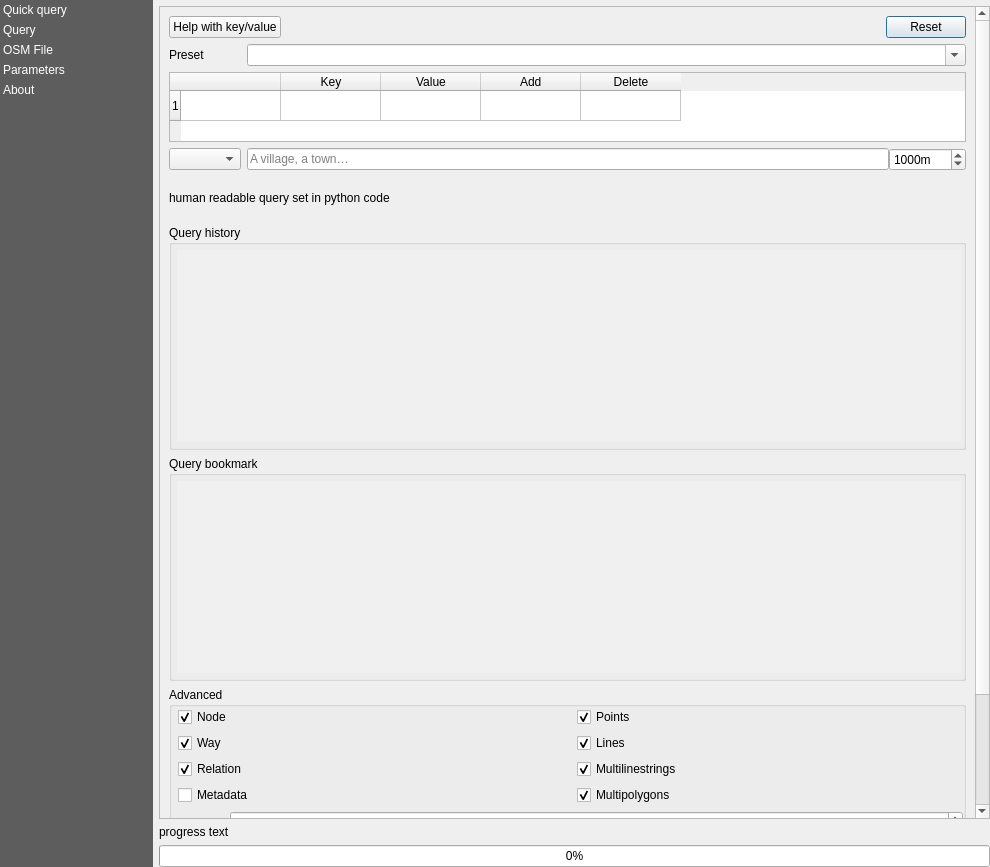
Qt form QuickOSM/resources/ui/main_window.ui (3liz/QuickOSM) before a commit.
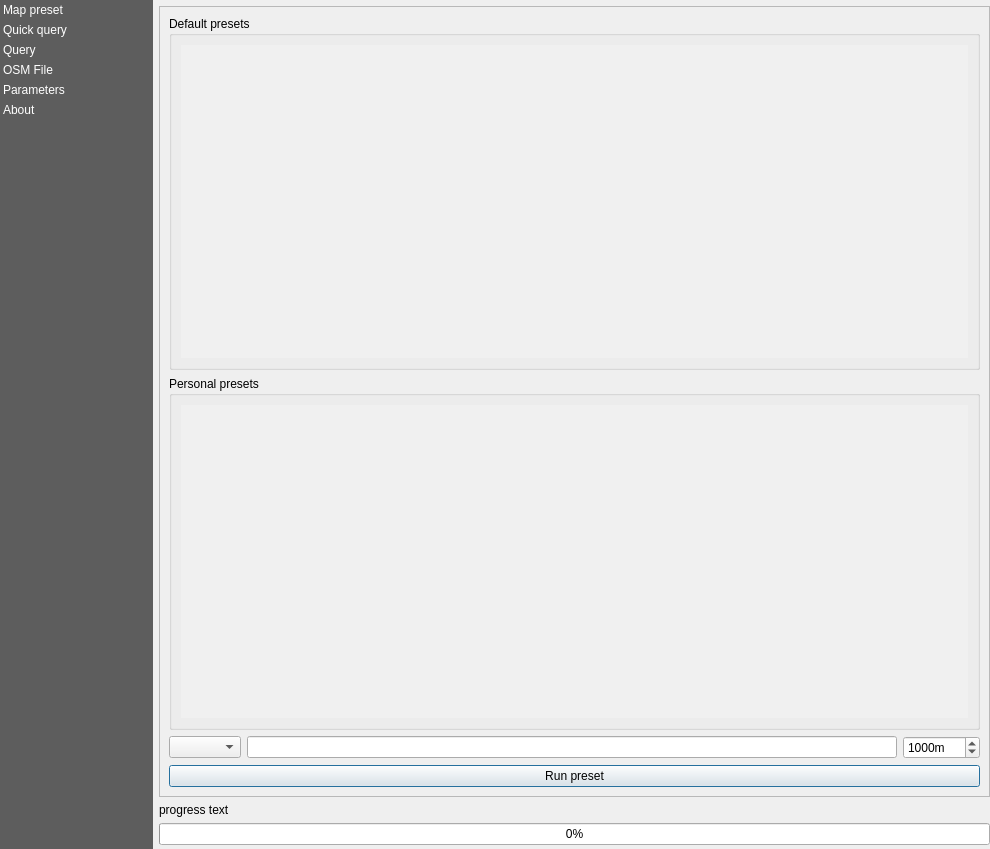
The same form after that commit. The open tabs and pages were chosen to show the change. Custom widgets are drawn as their Qt base class.

Commit message:
First version of map preset (#336)
Map preset. Preset Urban

What changed in the file:
```diff
--- a/QuickOSM/resources/ui/main_window.ui
+++ b/QuickOSM/resources/ui/main_window.ui
@@ -10,7 +10,7 @@
     <x>0</x>
     <y>0</y>
     <width>990</width>
-    <height>867</height>
+    <height>849</height>
    </rect>
   </property>
   <property name="sizePolicy">
@@ -88,6 +88,11 @@
      <property name="currentRow">
       <number>-1</number>
      </property>
+     <item>
+      <property name="text">
+       <string>Map preset</string>
+      </property>
+     </item>
      <item>
       <property name="text">
        <string>Quick query</string>
@@ -136,9 +141,9 @@
         <property name="geometry">
          <rect>
           <x>0</x>
-          <y>-108</y>
-          <width>810</width>
-          <height>917</height>
+          <y>0</y>
+          <width>827</width>
+          <height>788</height>
          </rect>
         </property>
         <property name="minimumSize">
@@ -171,6 +176,396 @@
            <property name="currentIndex">
             <number>0</number>
            </property>
+           <widget class="QWidget" name="map_preset">
+            <layout class="QVBoxLayout" name="verticalLayout_20">
+             <item>
+              <widget class="QScrollArea" name="scrollArea">
+               <property name="frameShape">
+                <enum>QFrame::NoFrame</enum>
+               </property>
+               <property name="widgetResizable">
+                <bool>true</bool>
+               </property>
+               <widget class="QWidget" name="scrollAreaWidgetContents">
+                <property name="geometry">
+                 <rect>
+                  <x>0</x>
+                  <y>0</y>
+                  <width>809</width>
+                  <height>770</height>
+                 </rect>
+                </property>
+                <layout class="QVBoxLayout" name="verticalLayout_21">
+                 <property name="spacing">
+                  <number>6</number>
+                 </property>
+                 <property name="leftMargin">
+                  <number>0</number>
+                 </property>
+                 <property name="topMargin">
+                  <number>0</number>
+                 </property>
+                 <property name="rightMargin">
+                  <number>0</number>
+                 </property>
+                 <property name="bottomMargin">
+                  <number>0</number>
+                 </property>
+                 <item>
+                  <widget class="QGroupBox" name="groupBox_7">
+                   <property name="title">
+                    <string>Default presets</string>
+                   </property>
+                   <layout class="QVBoxLayout" name="verticalLayout_22">
+                    <item>
+                     <widget class="QListWidget" name="list_default_mp">
+                      <property name="palette">
+                       <palette>
+                        <active>
+                         <colorrole role="Base">
+                          <brush brushstyle="SolidPattern">
+                           <color alpha="255">
+                            <red>240</red>
+                            <green>240</green>
+                            <blue>240</blue>
+                           </color>
+                          </brush>
+                         </colorrole>
+                        </active>
+                        <inactive>
+                         <colorrole role="Base">
+                          <brush brushstyle="SolidPattern">
+                           <color alpha="255">
+                            <red>240</red>
+                            <green>240</green>
+                            <blue>240</blue>
+                           </color>
+                          </brush>
+                         </colorrole>
+                        </inactive>
+                        <disabled>
+                         <colorrole role="Base">
+                          <brush brushstyle="SolidPattern">
+                           <color alpha="255">
+                            <red>240</red>
+                            <green>240</green>
+                            <blue>240</blue>
+                           </color>
+                          </brush>
+                         </colorrole>
+                        </disabled>
+                       </palette>
+                      </property>
+                      <property name="styleSheet">
+                       <string notr="true">QListWidget::item:selected {background: lightblue;}</string>
+                      </property>
+                      <property name="frameShape">
+                       <enum>QFrame::NoFrame</enum>
+                      </property>
+                      <property name="editTriggers">
+                       <set>QAbstractItemView::SelectedClicked</set>
+                      </property>
+                      <property name="showDropIndicator" stdset="0">
+                       <bool>true</bool>
+                      </property>
+                      <property name="dragDropMode">
+                       <enum>QAbstractItemView::NoDragDrop</enum>
+                      </property>
+                      <property name="defaultDropAction">
+                       <enum>Qt::IgnoreAction</enum>
+                      </property>
+                      <property name="selectionMode">
+                       <enum>QAbstractItemView::SingleSelection</enum>
+                      </property>
+                      <property name="verticalScrollMode">
+                       <enum>QAbstractItemView::ScrollPerPixel</enum>
+                      </property>
+                      <property name="horizontalScrollMode">
+                       <enum>QAbstractItemView::ScrollPerPixel</enum>
+                      </property>
+                      <property name="movement">
+                       <enum>QListView::Static</enum>
+                      </property>
+                      <property name="viewMode">
+                       <enum>QListView::ListMode</enum>
+                      </property>
+                      <property name="uniformItemSizes">
+                       <bool>true</bool>
+                      </property>
+                     </widget>
+                    </item>
+                   </layout>
+                  </widget>
+                 </item>
+                 <item>
+                  <widget class="QGroupBox" name="groupBox_10">
+                   <property name="title">
+                    <string>Personal presets</string>
+                   </property>
+                   <layout class="QVBoxLayout" name="verticalLayout_23">
+                    <item>
+                     <widget class="QListWidget" name="list_personal_preset_mp">
+                      <property name="sizePolicy">
+                       <sizepolicy hsizetype="Expanding" vsizetype="Expanding">
+                        <horstretch>0</horstretch>
+                        <verstretch>0</verstretch>
+                       </sizepolicy>
+                      </property>
+                      <property name="palette">
+                       <palette>
+                        <active>
+                         <colorrole role="Base">
+                          <brush brushstyle="SolidPattern">
+                           <color alpha="255">
+                            <red>240</red>
+                            <green>240</green>
+                            <blue>240</blue>
+                           </color>
+                          </brush>
+                         </colorrole>
+                        </active>
+                        <inactive>
+                         <colorrole role="Base">
+                          <brush brushstyle="SolidPattern">
+                           <color alpha="255">
+                            <red>240</red>
+                            <green>240</green>
+                            <blue>240</blue>
+                           </color>
+                          </brush>
+                         </colorrole>
+                        </inactive>
+                        <disabled>
+                         <colorrole role="Base">
+                          <brush brushstyle="SolidPattern">
+                           <color alpha="255">
+                            <red>240</red>
+                            <green>240</green>
+                            <blue>240</blue>
+                           </color>
+                          </brush>
+                         </colorrole>
+                        </disabled>
+                       </palette>
+                      </property>
+                      <property name="styleSheet">
+                       <string notr="true">QListWidget::item:selected {background: lightblue;}</string>
+                      </property>
+                      <property name="frameShape">
+                       <enum>QFrame::NoFrame</enum>
+                      </property>
+                      <property name="lineWidth">
+                       <number>1</number>
+                      </property>
+                      <property name="autoScrollMargin">
+                       <number>16</number>
+                      </property>
+                      <property name="editTriggers">
+                       <set>QAbstractItemView::NoEditTriggers</set>
+                      </property>
+                      <property name="verticalScrollMode">
+                       <enum>QAbstractItemView::ScrollPerPixel</enum>
+                      </property>
+                      <property name="horizontalScrollMode">
+                       <enum>QAbstractItemView::ScrollPerPixel</enum>
+                      </property>
+                      <property name="spacing">
+                       <number>5</number>
+                      </property>
+                      <property name="wordWrap">
+                       <bool>true</bool>
+                      </property>
+                     </widget>
+                    </item>
+                   </layout>
+                  </widget>
+                 </item>
+                 <item>
+                  <layout class="QHBoxLayout" name="horizontalLayout_31">
+                   <item>
+                    <widget class="QComboBox" name="combo_query_type_mp">
+                     <property name="sizePolicy">
+                      <sizepolicy hsizetype="Fixed" vsizetype="Fixed">
+                       <horstretch>0</horstretch>
+                       <verstretch>0</verstretch>
+                      </sizepolicy>
+                     </property>
+                     <property name="toolTip">
+                      <string>The spatial extent to use for the query. Cannot surcharge an advanced preset.</string>
+                     </property>
+                    </widget>
+                   </item>
+                   <item>
+                    <widget class="QStackedWidget" name="stacked_query_type_mp">
+                     <property name="sizePolicy">
+                      <sizepolicy hsizetype="Preferred" vsizetype="Fixed">
+                       <horstretch>0</horstretch>
+                       <verstretch>0</verstretch>
+                      </sizepolicy>
+                     </property>
+                     <property name="currentIndex">
+                      <number>0</number>
+                     </property>
+                     <widget class="QWidget" name="page_10">
+                      <layout class="QHBoxLayout" name="horizontalLayout_32">
+                       <property name="leftMargin">
+                        <number>0</number>
+                       </property>
+                       <property name="topMargin">
+                        <number>0</number>
+                       </property>
+                       <property name="rightMargin">
+                        <number>0</number>
+                       </property>
+                       <property name="bottomMargin">
+                        <number>0</number>
+                       </property>
+                       <item>
+                        <widget class="QLineEdit" name="line_place_mp">
+                         <property name="toolTip">
+                          <string>The spatial extent to use for the query. Cannot surcharge an advanced preset.</string>
+                         </property>
+                        </widget>
+                       </item>
+                       <item>
+                        <widget class="QSpinBox" name="spin_place_mp">
+                         <property name="suffix">
+                          <string>m</string>
+                         </property>
+                         <property name="maximum">
+                          <number>999999999</number>
+                         </property>
+                         <property name="singleStep">
+                          <number>100</number>
+                         </property>
+                         <property name="value">
+                          <number>1000</number>
+                         </property>
+                        </widget>
+                       </item>
+                      </layout>
+                     </widget>
+                     <widget class="QWidget" name="page_12">
+                      <layout class="QHBoxLayout" name="horizontalLayout_33">
+                       <property name="leftMargin">
+                        <number>0</number>
+                       </property>
+                       <property name="topMargin">
+                        <number>0</number>
+                       </property>
+                       <property name="rightMargin">
+                        <number>0</number>
+                       </property>
+                       <property name="bottomMargin">
+                        <number>0</number>
+                       </property>
+                       <item>
+                        <widget class="QgsMapLayerComboBox" name="combo_extent_layer_mp">
+                         <property name="sizePolicy">
+                          <sizepolicy hsizetype="Expanding" vsizetype="Expanding">
+                           <horstretch>0</horstretch>
+                           <verstretch>0</verstretch>
+                          </sizepolicy>
+                         </property>
+                        </widget>
+                       </item>
+                       <item>
+                        <widget class="QCheckBox" name="checkbox_selection_mp">
+                         <property name="text">
+                          <string>Only selected features</string>
+                         </property>
+                        </widget>
+                       </item>
+                      </layout>
+                     </widget>
+                     <widget class="QWidget" name="nothing_displayed"/>
+                    </widget>
+                   </item>
+                  </layout>
+                 </item>
+                 <item>
+                  <widget class="QStackedWidget" name="stacked_execute_query_mp">
+                   <property name="sizePolicy">
+                    <sizepolicy hsizetype="Preferred" vsizetype="Fixed">
+                     <horstretch>0</horstretch>
+                     <verstretch>0</verstretch>
+                    </sizepolicy>
+                   </property>
+                   <property name="currentIndex">
+                    <number>0</number>
+                   </property>
+                   <widget class="QWidget" name="page_8">
+                    <property name="sizePolicy">
+                     <sizepolicy hsizetype="Preferred" vsizetype="Fixed">
+                      <horstretch>0</horstretch>
+                      <verstretch>0</verstretch>
+                     </sizepolicy>
+                    </property>
+                    <layout class="QHBoxLayout" name="horizontalLayout_28">
+                     <property name="spacing">
+                      <number>0</number>
+                     </property>
+                     <property name="leftMargin">
+                      <number>0</number>
+                     </property>
+                     <property name="topMargin">
+                      <number>0</number>
+                     </property>
+                     <property name="rightMargin">
+                      <number>0</number>
+                     </property>
+                     <property name="bottomMargin">
+                      <number>0</number>
+                     </property>
+                     <item>
+                      <widget class="QPushButton" name="button_run_query_mp">
+                       <property name="sizePolicy">
+                        <sizepolicy hsizetype="Minimum" vsizetype="Fixed">
+                         <horstretch>0</horstretch>
+                         <verstretch>0</verstretch>
+                        </sizepolicy>
+                       </property>
+                       <property name="text">
+                        <string>Run preset</string>
+                       </property>
+                      </widget>
+                     </item>
+                    </layout>
+                   </widget>
+                   <widget class="QWidget" name="page_9">
+                    <layout class="QHBoxLayout" name="horizontalLayout_30">
+                     <property name="spacing">
+                      <number>0</number>
+                     </property>
+                     <property name="leftMargin">
+                      <number>0</number>
+                     </property>
+                     <property name="topMargin">
+                      <number>0</number>
+                     </property>
+                     <property name="rightMargin">
+                      <number>0</number>
+                     </property>
+                     <property name="bottomMargin">
+                      <number>0</number>
+                     </property>
+                     <item>
+                      <widget class="QPushButton" name="button_cancel_query_mp">
+                       <property name="text">
+                        <string>Cancel running preset</string>
+                       </property>
+                      </widget>
+                     </item>
+                    </layout>
+                   </widget>
+                  </widget>
+                 </item>
+                </layout>
+               </widget>
+              </widget>
+             </item>
+            </layout>
+           </widget>
            <widget class="QWidget" name="quickquery_page">
             <property name="sizePolicy">
              <sizepolicy hsizetype="Preferred" vsizetype="Maximum">
@@ -310,7 +705,7 @@
                  <widget class="QWidget" name="nominatim">
                   <layout class="QHBoxLayout" name="horizontalLayout_25">
                    <property name="spacing">
-                    <number>0</number>
+                    <number>6</number>
                    </property>
                    <property name="leftMargin">
                     <number>0</number>
@@ -493,107 +888,6 @@
                </layout>
               </widget>
              </item>
-             <item>
-              <widget class="QgsCollapsibleGroupBox" name="bookmark">
-               <property name="sizePolicy">
-                <sizepolicy hsizetype="Preferred" vsizetype="Fixed">
-                 <horstretch>0</horstretch>
-                 <verstretch>0</verstretch>
-                </sizepolicy>
-               </property>
-               <property name="title">
-                <string>Query bookmark</string>
-               </property>
-               <property name="collapsed" stdset="0">
-                <bool>true</bool>
-               </property>
-               <layout class="QVBoxLayout" name="verticalLayout_17">
-                <property name="leftMargin">
-                 <number>5</number>
-                </property>
-                <property name="topMargin">
-                 <number>5</number>
-                </property>
-                <property name="rightMargin">
-                 <number>2</number>
-                </property>
-                <property name="bottomMargin">
-                 <number>5</number>
-                </property>
-                <item>
-                 <widget class="QListWidget" name="list_bookmark">
-                  <property name="sizePolicy">
-                   <sizepolicy hsizetype="Expanding" vsizetype="Expanding">
-                    <horstretch>0</horstretch>
-                    <verstretch>0</verstretch>
-                   </sizepolicy>
-                  </property>
-                  <property name="palette">
-                   <palette>
-                    <active>
-                     <colorrole role="Base">
-                      <brush brushstyle="SolidPattern">
-                       <color alpha="255">
-                        <red>240</red>
-                        <green>240</green>
-                        <blue>240</blue>
-                       </color>
-                      </brush>
-                     </colorrole>
-                    </active>
-                    <inactive>
-                     <colorrole role="Base">
-                      <brush brushstyle="SolidPattern">
-                       <color alpha="255">
-                        <red>240</red>
-                        <green>240</green>
-                        <blue>240</blue>
-                       </color>
-                      </brush>
-                     </colorrole>
-                    </inactive>
-                    <disabled>
-                     <colorrole role="Base">
-                      <brush brushstyle="SolidPattern">
-                       <color alpha="255">
-                        <red>240</red>
-                        <green>240</green>
-                        <blue>240</blue>
-                       </color>
-                      </brush>
-                     </colorrole>
-                    </disabled>
-                   </palette>
-                  </property>
-                  <property name="frameShape">
-                   <enum>QFrame::NoFrame</enum>
-                  </property>
-                  <property name="lineWidth">
-                   <number>1</number>
-                  </property>
-                  <property name="autoScrollMargin">
-                   <number>16</number>
-                  </property>
-                  <property name="editTriggers">
-                   <set>QAbstractItemView::NoEditTriggers</set>
-                  </property>
-                  <property name="verticalScrollMode">
-                   <enum>QAbstractItemView::ScrollPerPixel</enum>
-                  </property>
-                  <property name="horizontalScrollMode">
-                   <enum>QAbstractItemView::ScrollPerPixel</enum>
-                  </property>
-                  <property name="spacing">
-                   <number>5</number>
-                  </property>
-                  <property name="wordWrap">
-                   <bool>true</bool>
-                  </property>
-                 </widget>
-                </item>
-               </layout>
-              </widget>
-             </item>
              <item>
               <widget class="QgsCollapsibleGroupBox" name="advanced_qq">
                <property name="title">
@@ -1995,6 +2289,9 @@
      </item>
      <item>
       <layout class="QVBoxLayout" name="progress_box">
+       <property name="bottomMargin">
+        <number>4</number>
+       </property>
        <item>
         <widget class="QLabel" name="progress_text">
          <property name="text">
```
Left out of the diff: 12 changed lines with no effect on the pictures. The commit also changes 24 other files.
